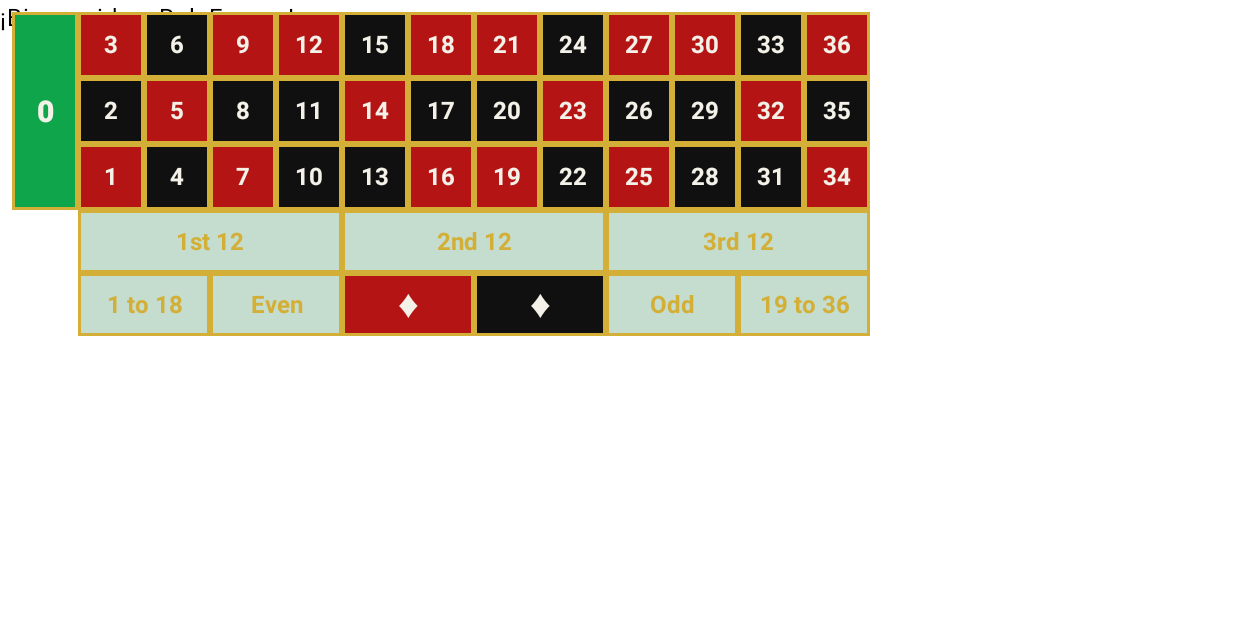
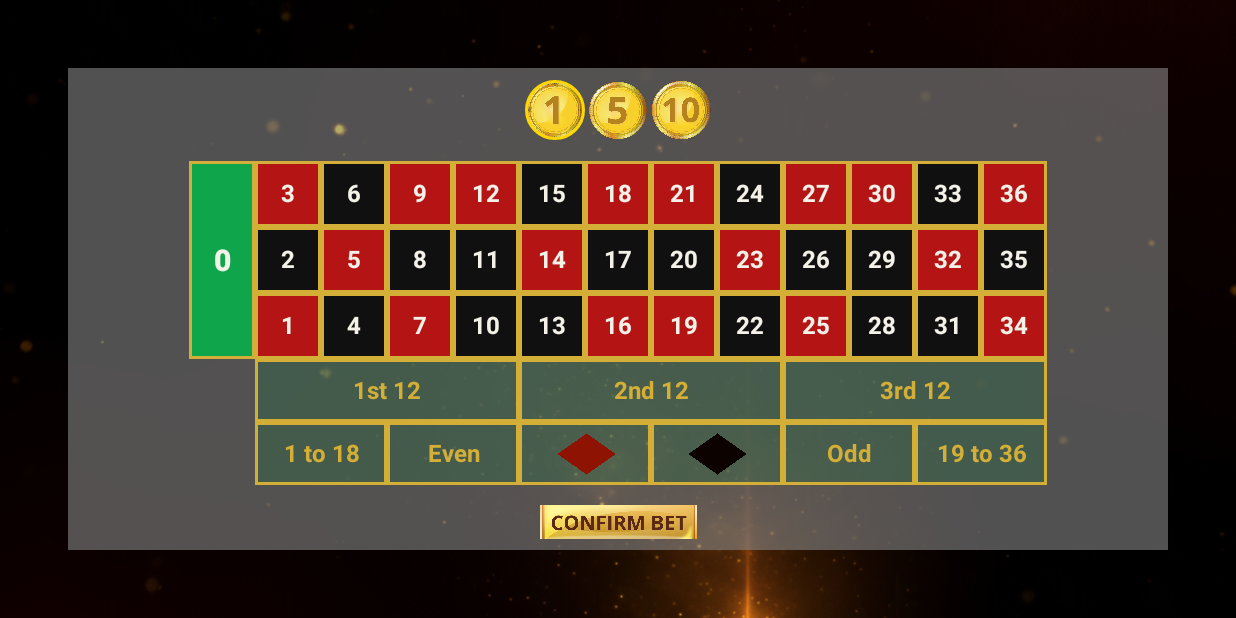
Before and after one commit to RobertNavalonUO1/Ruleta, an Android app built with Jetpack Compose: the screen it shows after launch (MainActivity), on a phone screen of 824 x 412 dp (held sideways). Run offline under Robolectric (Android 15) with nearby library versions, the light colour scheme and no system bars.

Commit message:
Pantalla apuestas

```diff
--- a/app/src/main/java/com/api/ruletaeuropea/MainActivity.kt
+++ b/app/src/main/java/com/api/ruletaeuropea/MainActivity.kt
@@ -5,6 +5,7 @@ import androidx.activity.ComponentActivity
 import androidx.activity.compose.setContent
 import androidx.compose.material3.MaterialTheme
 import androidx.compose.material3.Text
+import com.api.ruletaeuropea.pantallas.PantallaApuestas
 
 class MainActivity : ComponentActivity() {
     override fun onCreate(savedInstanceState: Bundle?) {
@@ -13,7 +14,7 @@ class MainActivity : ComponentActivity() {
             MaterialTheme {
                 Text("¡Bienvenida a RuleEuropa!")
             }
-            RuletaGrid()
+            PantallaApuestas()
         }
     }
 }
--- /dev/null
+++ b/app/src/main/java/com/api/ruletaeuropea/Modelo/Apuesta.kt
@@ -0,0 +1,6 @@
+package com.api.ruletaeuropea.Modelo
+
+data class Apuesta(
+    val numero: Int,
+    val valorMoneda: Int
+)
--- /dev/null
+++ b/app/src/main/java/com/api/ruletaeuropea/Pantallas/PantallaApuestas.kt
@@ -0,0 +1,77 @@
+package com.api.ruletaeuropea.pantallas
+
+import androidx.compose.foundation.Image
+import androidx.compose.foundation.background
+import androidx.compose.foundation.clickable
+import androidx.compose.foundation.layout.*
+import androidx.compose.runtime.*
+import androidx.compose.ui.Alignment
+import androidx.compose.ui.Modifier
+import androidx.compose.ui.graphics.Color
+import androidx.compose.ui.layout.ContentScale
+import androidx.compose.ui.res.painterResource
+import androidx.compose.ui.unit.dp
+import com.api.ruletaeuropea.Modelo.Apuesta
+import com.api.ruletaeuropea.R
+import com.api.ruletaeuropea.componentes.SelectorMonedas
+import com.api.ruletaeuropea.componentes.RuletaGrid
+
+@Composable
+fun PantallaApuestas() {
+    var monedaSeleccionada by remember { mutableStateOf(1) }
+    var apuestas by remember { mutableStateOf(listOf<Apuesta>()) }
+
+    Box(
+        modifier = Modifier.fillMaxSize()
+    ) {
+        // Fondo
+        Image(
+            painter = painterResource(id = R.drawable.fondo), // 👈 tu imagen de fondo
+            contentDescription = null,
+            modifier = Modifier.fillMaxSize(),
+            contentScale = ContentScale.Crop
+        )
+
+        // Rectángulo gris semitransparente que contiene tablero, monedas y botón
+        Column(
+            modifier = Modifier
+                .fillMaxWidth()
+                .padding(45.dp)
+                .background(Color.Gray.copy(alpha = 0.6f)) // 👈 gris translúcido
+                .padding(6.dp), // padding interno
+
+            horizontalAlignment = Alignment.CenterHorizontally,
+            verticalArrangement = Arrangement.Top
+        ) {
+            SelectorMonedas(
+                monedaSeleccionada = monedaSeleccionada,
+                onMonedaSeleccionada = { monedaSeleccionada = it }
+            )
+
+            Spacer(modifier = Modifier.height(4.dp))
+
+            RuletaGrid(
+                monedaSeleccionada = monedaSeleccionada,
+                apuestas = apuestas,
+                onApuestaRealizada = { numero ->
+                    apuestas = apuestas + Apuesta(numero, monedaSeleccionada)
+                }
+            )
+
+            Spacer(modifier = Modifier.height(4.dp))
+
+            Image(
+                painter = painterResource(id = R.drawable.confirm_bet),
+                contentDescription = "Confirmar apuesta",
+                modifier = Modifier
+                    .width(600.dp)   // 👈 prueba con tamaño fijo
+                    .height(300.dp)
+                    .clickable {
+                        println("✅ Apuestas confirmadas: $apuestas")
+                    },
+                contentScale = ContentScale.Fit
+            )
+
+        }
+    }
+}
--- a/app/src/main/java/com/api/ruletaeuropea/RuletaGrid.kt
+++ /dev/null
@@ -1,191 +0,0 @@
-package com.api.ruletaeuropea
-
-import androidx.compose.foundation.background
-import androidx.compose.foundation.border
-import androidx.compose.foundation.layout.*
-import androidx.compose.foundation.shape.RoundedCornerShape
-import androidx.compose.material3.Text
-import androidx.compose.runtime.Composable
-import androidx.compose.ui.Alignment
-import androidx.compose.ui.Modifier
-import androidx.compose.ui.graphics.Color
-import androidx.compose.ui.text.font.FontWeight
-import androidx.compose.ui.text.style.TextAlign
-import androidx.compose.ui.unit.Dp
-import androidx.compose.ui.unit.dp
-import androidx.compose.ui.unit.sp
-
-// 🎨 Paleta y dimensiones base
-private val TableGreen = Color(0xFF157A3E)       // Verde tapete clásico
-private val PocketGreen = Color(0xFF0FA54B)      // Verde más vivo para el 0
-private val RouletteRed = Color(0xFFB51414)
-private val RouletteBlack = Color(0xFF101010)
-private val IvoryText = Color(0xFFF3F1E8)        // Texto marfil
-private val Gold = Color(0xFFD4AF37)             // Dorado elegante
-
-private val CellSize: Dp = 44.dp
-private val CellSpacing: Dp = 0.dp
-private val OuterPadding: Dp = 8.dp
-private val CornerRadius = 8.dp
-private val ZeroWidth: Dp = CellSize
-private val SectionHeight: Dp = 42.dp
-private val BorderWidth: Dp = 2.dp
-
-// 🔴 Números rojos en ruleta europea
-private val RedNumbers = setOf(
-    1,3,5,7,9,12,14,16,18,19,21,23,25,27,30,32,34,36
-)
-
-// Filas de la cuadrícula
-private val TopRow = listOf(3, 6, 9, 12, 15, 18, 21, 24, 27, 30, 33, 36)
-private val MiddleRow = listOf(2, 5, 8, 11, 14, 17, 20, 23, 26, 29, 32, 35)
-private val BottomRow = listOf(1, 4, 7, 10, 13, 16, 19, 22, 25, 28, 31, 34)
-
-private fun colorForNumber(n: Int): Color = when {
-    n == 0 -> PocketGreen
-    RedNumbers.contains(n) -> RouletteRed
-    else -> RouletteBlack
-}
-
-@Composable
-fun RuletaGrid() {
-    val gridWidth = (CellSize * 12) + (CellSpacing * 11)
-
-    Column(
-        modifier = Modifier
-            .background(Color.Transparent)
-            .padding(OuterPadding)
-    ) {
-        Row(
-            horizontalArrangement = Arrangement.spacedBy(CellSpacing)
-        ) {
-            // 🔹 Columna del 0 (ocupa 3 filas)
-            Box(
-                modifier = Modifier
-                    .width(CellSize)
-                    .height((CellSize * 3) + (CellSpacing * 2))
-                    .background(PocketGreen)
-                    .border(BorderWidth, Gold),
-                contentAlignment = Alignment.Center
-            ) {
-                Text("0", color = IvoryText, fontSize = 20.sp, fontWeight = FontWeight.ExtraBold)
-            }
-
-            // 🔹 Cuadrícula de 12 columnas × 3 filas
-            Column(
-                modifier = Modifier.width(gridWidth),
-                verticalArrangement = Arrangement.spacedBy(CellSpacing)
-            ) {
-                NumberRow(TopRow)
-                NumberRow(MiddleRow)
-                NumberRow(BottomRow)
-            }
-        }
-
-        Spacer(Modifier.height(CellSpacing * 2))
-
-        // 🔹 Dozens (alineados solo con los números, no con el 0)
-        Row(
-            modifier = Modifier
-                .width((CellSize * 12) + (CellSpacing * 11) + CellSize + CellSpacing) // ancho total incluyendo el 0
-                .height(SectionHeight),
-            horizontalArrangement = Arrangement.spacedBy(CellSpacing)
-        ) {
-            // Este Spacer representa la columna del "0" vacía debajo
-            Spacer(modifier = Modifier.width(CellSize))
-
-            DozenBox("1st 12")
-            DozenBox("2nd 12")
-            DozenBox("3rd 12")
-        }
-
-        Spacer(Modifier.height(CellSpacing))
-
-        // 🔹 Outside bets (también solo debajo de los números)
-        Row(
-            modifier = Modifier
-                .width((CellSize * 12) + (CellSpacing * 11) + CellSize + CellSpacing)
-                .height(SectionHeight),
-            horizontalArrangement = Arrangement.spacedBy(CellSpacing)
-        ) {
-            Spacer(modifier = Modifier.width(CellSize))
-
-            OutsideBetBox("1 to 18")
-            OutsideBetBox("Even")
-            OutsideBetBox("♦", fill = RouletteRed, labelColor = IvoryText, bold = true)
-            OutsideBetBox("♦", fill = RouletteBlack, labelColor = IvoryText, bold = true)
-            OutsideBetBox("Odd")
-            OutsideBetBox("19 to 36")
-        }
-    }
-}
-
-
-
-@Composable
-private fun NumberRow(numbers: List<Int>) {
-    Row(horizontalArrangement = Arrangement.spacedBy(CellSpacing)) {
-        numbers.forEach { numero ->
-            Box(
-                modifier = Modifier
-                    .size(CellSize) // ✅ tamaño fijo
-                    .background(colorForNumber(numero))
-                    .border(BorderWidth, Gold,),
-                contentAlignment = Alignment.Center
-            ) {
-                Text(
-                    text = numero.toString(),
-                    color = IvoryText,
-                    fontSize = 16.sp,
-                    fontWeight = FontWeight.Bold
-                )
-            }
-        }
-    }
-}
-
-
-@Composable
-private fun RowScope.DozenBox(text: String) {
-    Box(
-        modifier = Modifier
-            .weight(1f)
-            .fillMaxHeight()
-            .background(TableGreen.copy(alpha = 0.25f))
-            .border(BorderWidth, Gold),
-        contentAlignment = Alignment.Center
-    ) {
-        Text(
-            text = text,
-            color = Gold,
-            fontSize = 16.sp,
-            fontWeight = FontWeight.Bold,
-            textAlign = TextAlign.Center
-        )
-    }
-}
-
-@Composable
-private fun RowScope.OutsideBetBox(
-    label: String,
-    fill: Color = TableGreen.copy(alpha = 0.25f),
-    labelColor: Color = Gold,
-    bold: Boolean = false
-) {
-    Box(
-        modifier = Modifier
-            .weight(1f)
-            .fillMaxHeight()
-            .background(fill)
-            .border(BorderWidth, Gold),
-        contentAlignment = Alignment.Center
-    ) {
-        Text(
-            text = label,
-            color = labelColor,
-            fontSize = 16.sp,
-            fontWeight = if (bold) FontWeight.ExtraBold else FontWeight.Bold,
-            textAlign = TextAlign.Center
-        )
-    }
-}
--- /dev/null
+++ b/app/src/main/java/com/api/ruletaeuropea/componentes/RuletaGrid.kt
@@ -0,0 +1,259 @@
+package com.api.ruletaeuropea.componentes
+
+import androidx.compose.foundation.background
+import androidx.compose.foundation.border
+import androidx.compose.foundation.clickable
+import androidx.compose.foundation.layout.*
+import androidx.compose.material3.Text
+import androidx.compose.runtime.Composable
+import androidx.compose.ui.Alignment
+import androidx.compose.ui.Modifier
+import androidx.compose.ui.graphics.Color
+import androidx.compose.ui.text.font.FontWeight
+import androidx.compose.ui.text.style.TextAlign
+import androidx.compose.ui.unit.Dp
+import androidx.compose.ui.unit.dp
+import androidx.compose.ui.unit.sp
+import com.api.ruletaeuropea.Modelo.Apuesta
+import com.api.ruletaeuropea.R
+import androidx.compose.foundation.Image
+import androidx.compose.ui.res.painterResource
+
+import com.api.ruletaeuropea.componentes.SelectorMonedas
+
+// Paleta y dimensiones
+private val TableGreen = Color(0xFF157A3E)
+private val PocketGreen = Color(0xFF0FA54B)
+private val RouletteRed = Color(0xFFB51414)
+private val RouletteBlack = Color(0xFF101010)
+private val IvoryText = Color(0xFFF3F1E8)
+private val Gold = Color(0xFFD4AF37)
+
+private val CellSize: Dp = 44.dp
+private val CellSpacing: Dp = 0.dp
+private val OuterPadding: Dp = 8.dp
+private val SectionHeight: Dp = 42.dp
+private val BorderWidth: Dp = 2.dp
+
+private val RedNumbers = setOf(
+    1,3,5,7,9,12,14,16,18,19,21,23,25,27,30,32,34,36
+)
+
+private val TopRow = listOf(3, 6, 9, 12, 15, 18, 21, 24, 27, 30, 33, 36)
+private val MiddleRow = listOf(2, 5, 8, 11, 14, 17, 20, 23, 26, 29, 32, 35)
+private val BottomRow = listOf(1, 4, 7, 10, 13, 16, 19, 22, 25, 28, 31, 34)
+
+private fun colorForNumber(n: Int): Color = when {
+    n == 0 -> PocketGreen
+    RedNumbers.contains(n) -> RouletteRed
+    else -> RouletteBlack
+}
+
+@Composable
+fun RuletaGrid(
+    monedaSeleccionada: Int,
+    apuestas: List<Apuesta>,
+    onApuestaRealizada: (Int) -> Unit
+) {
+    val gridWidth = (CellSize * 12) + (CellSpacing * 11)
+
+    Column(
+        modifier = Modifier
+            .background(Color.Transparent)
+            .padding(OuterPadding)
+    ) {
+        Row(horizontalArrangement = Arrangement.spacedBy(CellSpacing)) {
+            // Columna del 0 (apuesta al 0)
+            Box(
+                modifier = Modifier
+                    .width(CellSize)
+                    .height((CellSize * 3) + (CellSpacing * 2))
+                    .background(PocketGreen)
+                    .border(BorderWidth, Gold)
+                    .clickable { onApuestaRealizada(0) },
+                contentAlignment = Alignment.Center
+            ) {
+                Text("0", color = IvoryText, fontSize = 20.sp, fontWeight = FontWeight.ExtraBold)
+            }
+
+            // Cuadrícula 12x3
+            Column(
+                modifier = Modifier.width(gridWidth),
+                verticalArrangement = Arrangement.spacedBy(CellSpacing)
+            ) {
+                NumberRow(TopRow, apuestas, onApuestaRealizada)
+                NumberRow(MiddleRow, apuestas, onApuestaRealizada)
+                NumberRow(BottomRow, apuestas, onApuestaRealizada)
+            }
+        }
+
+        Spacer(Modifier.height(CellSpacing * 2))
+
+        // Dozens
+        Row(
+            modifier = Modifier
+                .width((CellSize * 12) + (CellSpacing * 11) + CellSize + CellSpacing)
+                .height(SectionHeight),
+            horizontalArrangement = Arrangement.spacedBy(CellSpacing)
+        ) {
+            Spacer(modifier = Modifier.width(CellSize))
+
+            DozenBox("1st 12", -101, apuestas) { onApuestaRealizada(-101) }
+            DozenBox("2nd 12", -102, apuestas) { onApuestaRealizada(-102) }
+            DozenBox("3rd 12", -103, apuestas) { onApuestaRealizada(-103) }
+
+        }
+
+        Spacer(Modifier.height(CellSpacing))
+
+        // Outside bets
+        Row(
+            modifier = Modifier
+                .width((CellSize * 12) + (CellSpacing * 11) + CellSize + CellSpacing)
+                .height(SectionHeight),
+            horizontalArrangement = Arrangement.spacedBy(CellSpacing)
+        ) {
+            Spacer(modifier = Modifier.width(CellSize))
+
+            OutsideBetBox(label= "1 to 18", codigo= -201, apuestas = apuestas) { onApuestaRealizada(-201) }
+            OutsideBetBox("Even", codigo= -202, apuestas = apuestas) { onApuestaRealizada(-202) }
+            OutsideBetBox(imagenRes = R.drawable.diamante_rojo, codigo = -203, apuestas = apuestas) { onApuestaRealizada(-203) }
+            OutsideBetBox(imagenRes = R.drawable.diamante_negro, codigo = -204, apuestas = apuestas) { onApuestaRealizada(-204) }
+            OutsideBetBox("Odd", codigo= -205, apuestas = apuestas) { onApuestaRealizada(-205) }
+            OutsideBetBox("19 to 36", codigo= -206, apuestas = apuestas) { onApuestaRealizada(-206) }
+
+        }
+    }
+}
+
+@Composable
+private fun NumberRow(
+    numbers: List<Int>,
+    apuestas: List<Apuesta>,
+    onApuestaRealizada: (Int) -> Unit
+) {
+    Row(horizontalArrangement = Arrangement.spacedBy(CellSpacing)) {
+        numbers.forEach { numero ->
+            Box(
+                modifier = Modifier
+                    .size(CellSize)
+                    .background(colorForNumber(numero))
+                    .border(BorderWidth, Gold)
+                    .clickable { onApuestaRealizada(numero) },
+                contentAlignment = Alignment.Center
+            ) {
+                Text(
+                    text = numero.toString(),
+                    color = IvoryText,
+                    fontSize = 16.sp,
+                    fontWeight = FontWeight.Bold
+                )
+
+                // 🪙 Si hay apuesta en este número, mostramos la moneda
+                apuestas.filter { it.numero == numero }.forEach { apuesta ->
+                    Image(
+                        painter = painterResource(
+                            id = when (apuesta.valorMoneda) {
+                                1 -> R.drawable.moneda1
+                                5 -> R.drawable.moneda5
+                                10 -> R.drawable.moneda10
+                                else -> R.drawable.moneda1
+                            }
+                        ),
+                        contentDescription = "Apuesta ${apuesta.valorMoneda}",
+                        modifier = Modifier.size(36.dp) // moneda pequeña encima
+                    )
+                }
+            }
+
+        }
+    }
+}
+
+@Composable
+private fun RowScope.DozenBox(
+    text: String,
+    codigo: Int,
+    apuestas: List<Apuesta>,
+    onClick: () -> Unit
+) {
+    Box(
+        modifier = Modifier
+            .weight(1f)
+            .fillMaxHeight()
+            .background(TableGreen.copy(alpha = 0.25f))
+            .border(BorderWidth, Gold)
+            .clickable { onClick() },
+        contentAlignment = Alignment.Center
+    ) {
+        Text(
+            text = text,
+            color = Gold,
+            fontSize = 16.sp,
+            fontWeight = FontWeight.Bold,
+            textAlign = TextAlign.Center
+        )
+        apuestas.filter { it.numero == codigo }.forEach { apuesta ->
+            Image(
+                painter = painterResource(
+                    id = when (apuesta.valorMoneda) {
+                        1 -> R.drawable.moneda1
+                        5 -> R.drawable.moneda5
+                        10 -> R.drawable.moneda10
+                        else -> R.drawable.moneda1
+                    }
+                ),
+                contentDescription = "Apuesta ${apuesta.valorMoneda}",
+                modifier = Modifier.size(36.dp) // 👈 más grande
+            )
+    }
+}
+}
+@Composable
+private fun RowScope.OutsideBetBox(
+    label: String? = null,
+    imagenRes: Int? = null,
+    codigo: Int,
+    apuestas: List<Apuesta>,
+    onClick: () -> Unit
+) {
+    Box(
+        modifier = Modifier
+            .weight(1f)
+            .fillMaxHeight()
+            .background(TableGreen.copy(alpha = 0.25f))
+            .border(BorderWidth, Gold)
+            .clickable { onClick() },
+        contentAlignment = Alignment.Center
+    ) {
+        when {
+            imagenRes != null -> Image(
+                painter = painterResource(id = imagenRes),
+                contentDescription = "Apuesta color",
+                modifier = Modifier.size(50.dp)
+            )
+            label != null -> Text(
+                text = label,
+                color = Gold,
+                fontSize = 16.sp,
+                fontWeight = FontWeight.Bold,
+                textAlign = TextAlign.Center
+            )
+        }
+
+        apuestas.filter { it.numero == codigo }.forEach { apuesta ->
+            Image(
+                painter = painterResource(
+                    id = when (apuesta.valorMoneda) {
+                        1 -> R.drawable.moneda1
+                        5 -> R.drawable.moneda5
+                        10 -> R.drawable.moneda10
+                        else -> R.drawable.moneda1
+                    }
+                ),
+                contentDescription = "Apuesta ${apuesta.valorMoneda}",
+                modifier = Modifier.size(36.dp)
+            )
+        }
+    }
+}
--- /dev/null
+++ b/app/src/main/java/com/api/ruletaeuropea/componentes/SelectorMonedas.kt
@@ -0,0 +1,69 @@
+package com.api.ruletaeuropea.componentes
+
+import androidx.compose.foundation.Image
+import androidx.compose.foundation.border
+import androidx.compose.foundation.clickable
+import androidx.compose.foundation.layout.*
+import androidx.compose.foundation.shape.CircleShape
+import androidx.compose.material3.MaterialTheme
+import androidx.compose.runtime.*
+import androidx.compose.ui.Alignment
+import androidx.compose.ui.Modifier
+import androidx.compose.ui.draw.clip
+import androidx.compose.ui.res.painterResource
+import androidx.compose.ui.unit.dp
+import androidx.compose.ui.graphics.Color
+import com.api.ruletaeuropea.R
+
+@Composable
+    fun SelectorMonedas(
+        monedaSeleccionada: Int,
+        onMonedaSeleccionada: (Int) -> Unit
+    ) {
+    Row(
+        modifier = Modifier
+            .fillMaxWidth()
+            .padding(vertical = 2.dp),
+        horizontalArrangement = Arrangement.Center, // 👈 centradas
+        verticalAlignment = Alignment.CenterVertically
+    ) {
+        listOf(
+            Pair(1, R.drawable.moneda1),
+            Pair(5, R.drawable.moneda5),
+            Pair(10, R.drawable.moneda10)
+        ).forEachIndexed { index, (valor, imagenRes) ->
+            MonedaChip(
+                valor = valor,
+                imagenRes = imagenRes,
+                seleccionado = valor == monedaSeleccionada,
+                onClick = { onMonedaSeleccionada(valor) }
+            )
+            if (index < 2) Spacer(Modifier.width(2.dp)) // 👈 separación fija entre monedas
+        }
+    }
+}
+
+@Composable
+fun MonedaChip(
+    valor: Int,
+    imagenRes: Int,
+    seleccionado: Boolean,
+    onClick: () -> Unit
+) {
+    val bordeColor = if (seleccionado) Color(0xFFFFD700) else Color.Transparent
+
+    Box(
+        modifier = Modifier
+            .size(40.dp)
+            .border(2.dp, bordeColor, CircleShape)
+            .clip(CircleShape)
+            .clickable { onClick() },
+        contentAlignment = Alignment.Center
+    ) {
+        Image(
+            painter = painterResource(id = imagenRes),
+            contentDescription = "Moneda $valor",
+            modifier = Modifier.size(40.dp)
+        )
+    }
+}
```
Also changed, not shown: app/src/main/res/drawable/confirm_bet.png (added), app/src/main/res/drawable/diamante_negro.png (added), app/src/main/res/drawable/diamante_rojo.png (added), app/src/main/res/drawable/fondo.png (added), app/src/main/res/drawable/moneda1.png (added), app/src/main/res/drawable/moneda10.png (added), app/src/main/res/drawable/moneda5.png (added).
